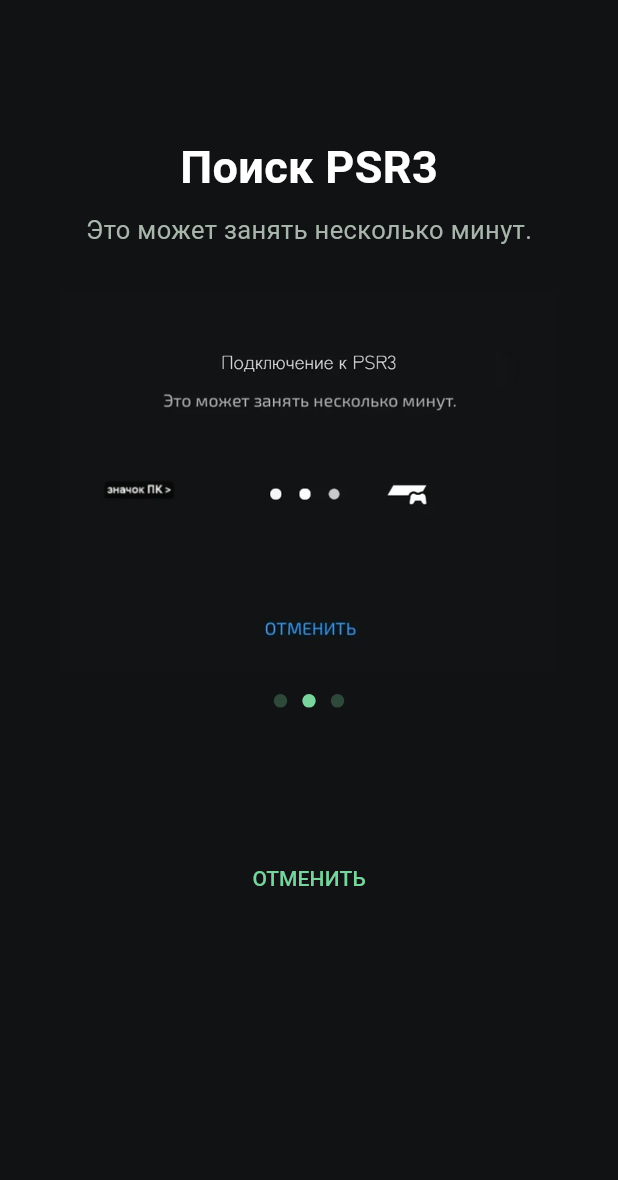
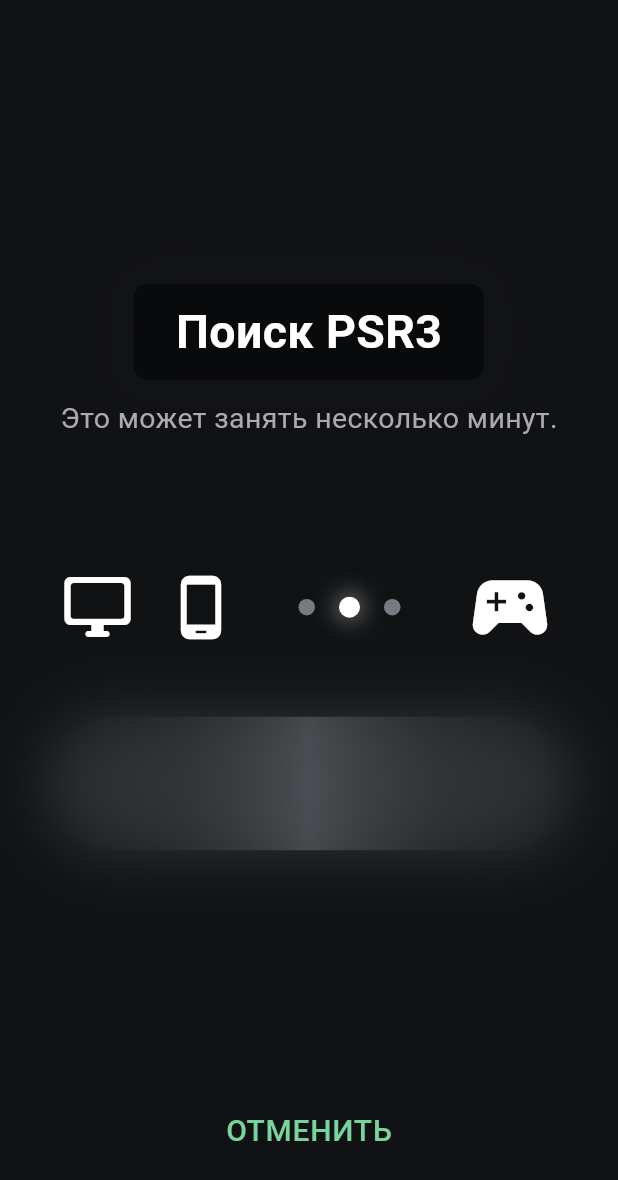
Before and after one commit to blubbery733/app-creat, a Flutter app: the RemoteLoadingDialog widget shown alone on an empty page, opened directly with empty values, on a phone screen of 412 x 824 dp. Shown: the top 1180 px of the screen. Run offline on Flutter 3.47's test engine with Material 3 defaults, Android fonts, the phone set to English and light mode, and no system bars; our stand-ins replace audioplayers, file_picker; key blocks and very long unbroken strings in the code were emptied for the run.

Commit message:
Polish connection UI, live ping, Remote Play controls and local sound

```diff
--- a/lib/main.dart
+++ b/lib/main.dart
@@ -1,11 +1,12 @@
 import 'dart:async';
 import 'dart:convert';
 import 'dart:io';
-import 'dart:math' as Math;
+import 'dart:math' as math;
 
 import 'package:audioplayers/audioplayers.dart';
 import 'package:file_picker/file_picker.dart';
 import 'package:flutter/material.dart';
+import 'package:flutter/services.dart';
 
 import 'startup_sound.dart';
 
@@ -79,11 +80,10 @@
   MainPage page = MainPage.system;
 
   String ip = '192.168.4.1';
-  String ping = '—';
+  double? pingMs;
   String firmware = '—';
   String freeHeap = '—';
   String largestBlock = '—';
-  String wifiRssi = '—';
   String consoleMode = 'unknown';
   String consoleError = '—';
   Timer? statusTimer;
@@ -226,13 +226,6 @@
       builder: (dialogContext) => AlertDialog(
         backgroundColor: surface,
         title: const Text('Подключитесь к сети PSR3'),
-        content: const SizedBox(
-          width: 430,
-          child: Text(
-            'Подключите компьютер к Wi-Fi сети PSR3. После подключения вернитесь в приложение.',
-            style: TextStyle(color: muted, height: 1.45),
-          ),
-        ),
         actions: [
           TextButton(
             onPressed: () => Navigator.pop(dialogContext, false),
@@ -260,33 +253,31 @@
         : await getJson('/api/status');
 
     if (!mounted) return;
-    if (!status.ok) {
-      note(status.message);
-      return;
-    }
-
+
+    if (status.ok) {
       final statusMode = field(status.data, 'mode').toLowerCase();
       if (statusMode == 'safe' || statusMode == 'safe_mode') {
         note('Remote Play недоступен в Safe Mode. Используйте «Прямое подключение».');
         return;
       }
-
-    final found = await remoteLoadingDialog(const Duration(seconds: 5));
+    }
+
+    final found = await remoteLoadingDialog(const Duration(seconds: 4));
     if (!found || !mounted) return;
 
     final code = await askCode();
     if (code == null || !mounted) return;
 
-    final paired = demoMode ? true : await pairRemote(code);
+    if (!demoMode) {
+      final paired = await pairRemote(code);
       if (!mounted) return;
-
       if (!paired) {
-      note('Код не подтверждён. Проверьте код на телевизоре и соединение с PSR3.');
-      return;
+        note('Тестовый Remote Play: продолжаем без подтверждения консоли.');
+      }
     }
 
     final started = await remoteLoadingDialog(
-      const Duration(milliseconds: 1200),
+      const Duration(milliseconds: 950),
     );
     if (!started || !mounted) return;
 
@@ -296,7 +287,10 @@
       connected = true;
       remoteSoundPlayed = false;
     });
-    await playRemoteStartupSound();
+
+    // The startup sound is local to the Windows app and does not wait for
+    // another command from the console.
+    unawaited(playRemoteStartupSound());
   }
 
   Future<void> espFlow() async {
@@ -446,8 +440,24 @@
     return result;
   }
 
+  void exitRemotePlay() {
+    unawaited(remotePlayer.stop());
+    setState(() {
+      streamMode = false;
+      chooseMode = true;
+      connected = false;
+      remoteSoundPlayed = false;
+    });
+  }
+
   Widget stream() {
-    return Scaffold(
+    return CallbackShortcuts(
+      bindings: <ShortcutActivator, VoidCallback>{
+        const SingleActivator(LogicalKeyboardKey.escape): exitRemotePlay,
+      },
+      child: Focus(
+        autofocus: true,
+        child: Scaffold(
           backgroundColor: const Color(0xFF050806),
           body: Stack(
             children: [
@@ -473,17 +483,29 @@
                 child: Column(
                   mainAxisSize: MainAxisSize.min,
                   children: [
-                Icon(Icons.sports_esports_rounded, size: 74, color: greenSoft),
+                    Icon(
+                      Icons.sports_esports_rounded,
+                      size: 74,
+                      color: greenSoft,
+                    ),
                     SizedBox(height: 16),
                     Text(
                       'Remote Play',
-                  style: TextStyle(fontSize: 30, fontWeight: FontWeight.w800),
+                      style: TextStyle(
+                        fontSize: 30,
+                        fontWeight: FontWeight.w800,
+                      ),
                     ),
                     SizedBox(height: 8),
                     Text(
                       'Подключение установлено',
                       style: TextStyle(color: muted, fontSize: 15),
                     ),
+                    SizedBox(height: 12),
+                    Text(
+                      'ESC — выйти',
+                      style: TextStyle(color: Color(0xFF657269), fontSize: 13),
+                    ),
                   ],
                 ),
               ),
@@ -491,20 +513,17 @@
                 top: 18,
                 right: 18,
                 child: IconButton(
-              tooltip: 'Выйти из Remote Play',
-              onPressed: () {
-                unawaited(remotePlayer.stop());
-                setState(() {
-                  streamMode = false;
-                  chooseMode = true;
-                  connected = false;
-                  remoteSoundPlayed = false;
-                });
-              },
-              icon: const Icon(Icons.close_rounded, color: Color(0xFFA8B6AC)),
-            ),
-          ),
-        ],
+                  tooltip: 'Выйти из Remote Play (Esc)',
+                  onPressed: exitRemotePlay,
+                  icon: const Icon(
+                    Icons.close_rounded,
+                    color: Color(0xFFA8B6AC),
+                  ),
+                ),
+              ),
+            ],
+          ),
+        ),
       ),
     );
   }
@@ -592,7 +611,7 @@
           InfoRow(label: 'Статус', value: connected ? 'Подключено' : 'Нет связи'),
           InfoRow(label: 'Режим', value: modeLabel),
           InfoRow(label: 'IP', value: ip),
-          PingInfoRow(ping: ping, rssi: wifiRssi),
+          PingInfoRow(pingMs: pingMs),
           InfoRow(label: 'Прошивка', value: firmware),
           const SizedBox(height: 14),
           SizedBox(
@@ -630,7 +649,6 @@
               children: [
                 InfoRow(label: 'Свободная память', value: freeHeap),
                 InfoRow(label: 'Крупнейший блок', value: largestBlock),
-                InfoRow(label: 'Wi-Fi RSSI', value: wifiRssi),
               ],
             ),
     );
@@ -672,36 +690,6 @@
         runSpacing: 16,
         children: [
           Panel(
-            title: 'Режим питания',
-            width: 430,
-            child: Column(
-              crossAxisAlignment: CrossAxisAlignment.stretch,
-              children: [
-                InfoRow(label: 'Текущий режим', value: modeLabel),
-                const SizedBox(height: 12),
-                Row(
-                  children: [
-                    Expanded(
-                      child: FilledButton.icon(
-                        onPressed: () => setPowerMode('on'),
-                        icon: const Icon(Icons.power_settings_new_rounded),
-                        label: const Text('On'),
-                      ),
-                    ),
-                    const SizedBox(width: 12),
-                    Expanded(
-                      child: OutlinedButton.icon(
-                        onPressed: () => setPowerMode('standby'),
-                        icon: const Icon(Icons.bedtime_rounded),
-                        label: const Text('Standby'),
-                      ),
-                    ),
-                  ],
-                ),
-              ],
-            ),
-          ),
-          Panel(
             title: 'Управление консолью',
             width: 430,
             child: Column(
@@ -749,7 +737,7 @@
 
   void startStatusPolling() {
     statusTimer?.cancel();
-    statusTimer = Timer.periodic(const Duration(seconds: 5), (_) {
+    statusTimer = Timer.periodic(const Duration(seconds: 1), (_) {
       if (mounted && connected && mode == ConnectMode.esp32) {
         refreshInfo(silent: true);
       }
@@ -760,11 +748,10 @@
     if (demoMode) {
       setState(() {
         connected = true;
-        ping = '4 ms';
+        pingMs = 12 + (DateTime.now().millisecond % 18).toDouble();
         firmware = 'Demo';
         freeHeap = '0.3 МБ';
         largestBlock = '0.2 МБ';
-        wifiRssi = '-48 dBm';
         consoleMode = 'on';
         consoleError = '—';
       });
@@ -779,7 +766,7 @@
     if (!result.ok) {
       setState(() {
         connected = false;
-        ping = '—';
+        pingMs = null;
       });
       if (!silent) note(result.message);
       return;
@@ -788,11 +775,10 @@
     final data = result.data;
     setState(() {
       connected = true;
-      ping = '${watch.elapsedMilliseconds} ms';
+      pingMs = watch.elapsedMilliseconds.toDouble();
       firmware = field(data, 'firmware');
       freeHeap = formatMb(data['free_heap']);
       largestBlock = formatMb(data['largest_block']);
-      wifiRssi = field(data, 'wifi_rssi');
       final rawMode = field(data, 'mode');
       consoleMode = rawMode == '—' ? field(data, 'state') : rawMode;
       consoleError = field(data, 'error');
@@ -830,29 +816,21 @@
       final path =
           '${Directory.systemTemp.path}${Platform.pathSeparator}psr3_remote_startup.mp3';
       final file = File(path);
-      if (!await file.exists() || await file.length() != bytes.length) {
       await file.writeAsBytes(bytes, flush: true);
-      }
+
       await remotePlayer.stop();
       await remotePlayer.setReleaseMode(ReleaseMode.stop);
-      await remotePlayer.play(DeviceFileSource(path));
-    } catch (_) {
+      await remotePlayer.setVolume(1.0);
+      await remotePlayer.play(
+        DeviceFileSource(path),
+        volume: 1.0,
+      );
+    } catch (e) {
       remoteSoundPlayed = false;
-    }
-  }
-
-  Future<void> setPowerMode(String target) async {
-    final result = demoMode
-        ? const ApiResult(true, 'Demo', <String, dynamic>{})
-        : await postJson('/api/power/$target', const <String, dynamic>{});
-    if (!mounted) return;
-    if (!result.ok) {
-      note(result.message);
-      return;
-    }
-    setState(() => consoleMode = target);
-    note(target == 'on' ? 'Режим On включён' : 'Консоль переведена в Standby');
-    await refreshInfo(silent: true);
+      if (mounted) {
+        note('Не удалось воспроизвести звук Remote Play: $e');
+      }
+    }
   }
 
   Future<void> beginUpdate() async {
@@ -1135,14 +1113,16 @@
 }
 
 class _RemoteLoadingDialogState extends State<RemoteLoadingDialog> {
-  int dot = 0;
+  int activeDot = 0;
   Timer? timer;
 
   @override
   void initState() {
     super.initState();
-    timer = Timer.periodic(const Duration(milliseconds: 420), (_) {
-      if (mounted) setState(() => dot = (dot + 1) % 3);
+    timer = Timer.periodic(const Duration(milliseconds: 380), (_) {
+      if (mounted) {
+        setState(() => activeDot = (activeDot + 1) % 3);
+      }
     });
   }
 
@@ -1150,6 +1130,30 @@
   void dispose() {
     timer?.cancel();
     super.dispose();
+  }
+
+  Widget connectionDot(int index) {
+    return AnimatedContainer(
+      duration: const Duration(milliseconds: 220),
+      width: index == activeDot ? 14 : 11,
+      height: index == activeDot ? 14 : 11,
+      margin: const EdgeInsets.symmetric(horizontal: 8),
+      decoration: BoxDecoration(
+        color: index == activeDot
+            ? Colors.white
+            : const Color(0xFF777A80),
+        shape: BoxShape.circle,
+        boxShadow: index == activeDot
+            ? const [
+                BoxShadow(
+                  color: Color(0x88FFFFFF),
+                  blurRadius: 13,
+                  spreadRadius: 1,
+                ),
+              ]
+            : null,
+      ),
+    );
   }
 
   @override
@@ -1162,57 +1166,120 @@
         shape: const RoundedRectangleBorder(),
         child: SizedBox.expand(
           child: SafeArea(
+            child: Center(
+              child: ConstrainedBox(
+                constraints: const BoxConstraints(maxWidth: 820),
+                child: Padding(
+                  padding: const EdgeInsets.symmetric(
+                    horizontal: 32,
+                    vertical: 26,
+                  ),
                   child: Column(
                     children: [
-                const Spacer(),
-                const Text(
+                      const Spacer(flex: 2),
+                      Container(
+                        padding: const EdgeInsets.symmetric(
+                          horizontal: 28,
+                          vertical: 10,
+                        ),
+                        decoration: BoxDecoration(
+                          color: const Color(0xFF090A0B),
+                          borderRadius: BorderRadius.circular(9),
+                          boxShadow: const [
+                            BoxShadow(
+                              color: Color(0x441A1A1A),
+                              blurRadius: 28,
+                              spreadRadius: 7,
+                            ),
+                          ],
+                        ),
+                        child: const Text(
                           'Поиск PSR3',
-                  style: TextStyle(fontSize: 30, fontWeight: FontWeight.w700),
-                ),
-                const SizedBox(height: 8),
+                          style: TextStyle(
+                            color: Colors.white,
+                            fontSize: 31,
+                            fontWeight: FontWeight.w600,
+                          ),
+                        ),
+                      ),
+                      const SizedBox(height: 12),
                       const Text(
                         'Это может занять несколько минут.',
-                  style: TextStyle(color: muted, fontSize: 17),
-                ),
-                const SizedBox(height: 28),
-                Flexible(
-                  flex: 5,
-                  child: Padding(
-                    padding: const EdgeInsets.symmetric(horizontal: 40),
-                    child: Image.asset(
-                      'assets/remote-loading.webp',
-                      fit: BoxFit.contain,
-                      filterQuality: FilterQuality.high,
-                    ),
-                  ),
-                ),
-                const SizedBox(height: 14),
+                        style: TextStyle(
+                          color: Color(0xFFAAAAAF),
+                          fontSize: 19,
+                        ),
+                      ),
+                      const Spacer(),
                       Row(
                         mainAxisAlignment: MainAxisAlignment.center,
-                  children: List.generate(
-                    3,
-                    (index) => AnimatedOpacity(
-                      duration: const Duration(milliseconds: 160),
-                      opacity: index == dot ? 1 : 0.28,
-                      child: Container(
-                        width: 9,
-                        height: 9,
-                        margin: const EdgeInsets.symmetric(horizontal: 5),
-                        decoration: const BoxDecoration(
-                          color: greenSoft,
-                          shape: BoxShape.circle,
-                        ),
-                      ),
-                    ),
-                  ),
-                ),
-                const Spacer(),
+                        children: [
+                          const Icon(
+                            Icons.desktop_windows_rounded,
+                            color: Colors.white,
+                            size: 48,
+                          ),
+                          const SizedBox(width: 22),
+                          const Icon(
+                            Icons.phone_android_rounded,
+                            color: Colors.white,
+                            size: 46,
+                          ),
+                          const SizedBox(width: 34),
+                          connectionDot(0),
+                          connectionDot(1),
+                          connectionDot(2),
+                          const SizedBox(width: 34),
+                          const Icon(
+                            Icons.sports_esports_rounded,
+                            color: Colors.white,
+                            size: 62,
+                          ),
+                        ],
+                      ),
+                      const SizedBox(height: 42),
+                      AnimatedContainer(
+                        duration: const Duration(milliseconds: 380),
+                        width: activeDot == 1 ? 530 : 490,
+                        height: activeDot == 1 ? 92 : 78,
+                        decoration: BoxDecoration(
+                          borderRadius: BorderRadius.circular(60),
+                          gradient: const LinearGradient(
+                            colors: [
+                              Color(0x002F3034),
+                              Color(0x553C3E43),
+                              Color(0x99606268),
+                              Color(0x553C3E43),
+                              Color(0x002F3034),
+                            ],
+                          ),
+                          boxShadow: const [
+                            BoxShadow(
+                              color: Color(0x6656585D),
+                              blurRadius: 34,
+                              spreadRadius: 4,
+                            ),
+                          ],
+                        ),
+                      ),
+                      const Spacer(flex: 2),
                       TextButton(
                         onPressed: widget.onCancel,
-                  child: const Text('ОТМЕНИТЬ'),
+                        child: const Text(
+                          'ОТМЕНИТЬ',
+                          style: TextStyle(
+                            color: greenSoft,
+                            fontSize: 20,
+                            fontWeight: FontWeight.w500,
+                            letterSpacing: 0.5,
+                          ),
+                        ),
                       ),
                       const SizedBox(height: 20),
                     ],
+                  ),
+                ),
+              ),
             ),
           ),
         ),
@@ -1592,27 +1659,24 @@
 }
 
 class PingInfoRow extends StatelessWidget {
-  final String ping;
-  final String rssi;
+  final double? pingMs;
 
   const PingInfoRow({
     super.key,
-    required this.ping,
-    required this.rssi,
+    required this.pingMs,
   });
 
-  int get level {
-    final match = RegExp(r'-?\\d+').firstMatch(rssi);
-    final value = int.tryParse(match?.group(0) ?? '');
+  int levelFor(double? value) {
     if (value == null) return 0;
-    if (value >= -55) return 4;
-    if (value >= -67) return 3;
-    if (value >= -75) return 2;
+    if (value <= 35) return 4;
+    if (value <= 70) return 3;
+    if (value <= 130) return 2;
     return 1;
   }
 
   @override
   Widget build(BuildContext context) {
+    final target = pingMs ?? 0;
     return Padding(
       padding: const EdgeInsets.symmetric(vertical: 7),
       child: Row(
@@ -1620,9 +1684,33 @@
           const Expanded(
             child: Text('Пинг', style: TextStyle(color: muted)),
           ),
-          SignalBars(level: level),
+          TweenAnimationBuilder<double>(
+            tween: Tween<double>(end: target),
+            duration: const Duration(milliseconds: 650),
+            curve: Curves.easeOutCubic,
+            builder: (context, value, _) {
+              final displayValue = pingMs == null ? null : value;
+              return Row(
+                children: [
+                  SignalBars(level: levelFor(displayValue)),
                   const SizedBox(width: 9),
-          Text(ping, style: const TextStyle(fontWeight: FontWeight.w700)),
+                  SizedBox(
+                    width: 58,
+                    child: Text(
+                      displayValue == null
+                          ? '—'
+                          : '${displayValue.round()} ms',
+                      textAlign: TextAlign.right,
+                      style: const TextStyle(
+                        fontWeight: FontWeight.w700,
+                        fontFeatures: [FontFeature.tabularFigures()],
+                      ),
+                    ),
+                  ),
+                ],
+              );
+            },
+          ),
         ],
       ),
     );
@@ -1637,18 +1725,29 @@
   @override
   Widget build(BuildContext context) {
     return SizedBox(
-      width: 24,
-      height: 18,
+      width: 28,
+      height: 20,
       child: Row(
         crossAxisAlignment: CrossAxisAlignment.end,
         children: List.generate(4, (index) {
-          return Container(
-            width: 4,
-            height: 5.0 + index * 4,
+          final active = index < level;
+          return AnimatedContainer(
+            duration: const Duration(milliseconds: 320),
+            curve: Curves.easeOut,
+            width: 5,
+            height: 5.0 + index * 4.2,
             margin: const EdgeInsets.only(right: 2),
             decoration: BoxDecoration(
-              color: index < level ? greenSoft : const Color(0xFF344039),
-              borderRadius: BorderRadius.circular(1.5),
+              color: active ? greenSoft : const Color(0xFF344039),
+              borderRadius: BorderRadius.circular(1.8),
+              boxShadow: active
+                  ? const [
+                      BoxShadow(
+                        color: Color(0x4478D39D),
+                        blurRadius: 5,
+                      ),
+                    ]
+                  : null,
             ),
           );
         }),
@@ -1673,7 +1772,7 @@
       path.moveTo(0, baseY);
       for (double x = 0; x <= size.width; x += 8) {
         final y = baseY +
-            Math.sin((x / size.width * 6.283 * 1.55) + i * 0.62) * amp;
+            math.sin((x / size.width * 6.283 * 1.55) + i * 0.62) * amp;
         path.lineTo(x, y);
       }
       paint.color = Color.fromRGBO(120, 211, 157, 0.18 - i * 0.012);
```
Lines whose indentation alone changed are shown as unchanged.
